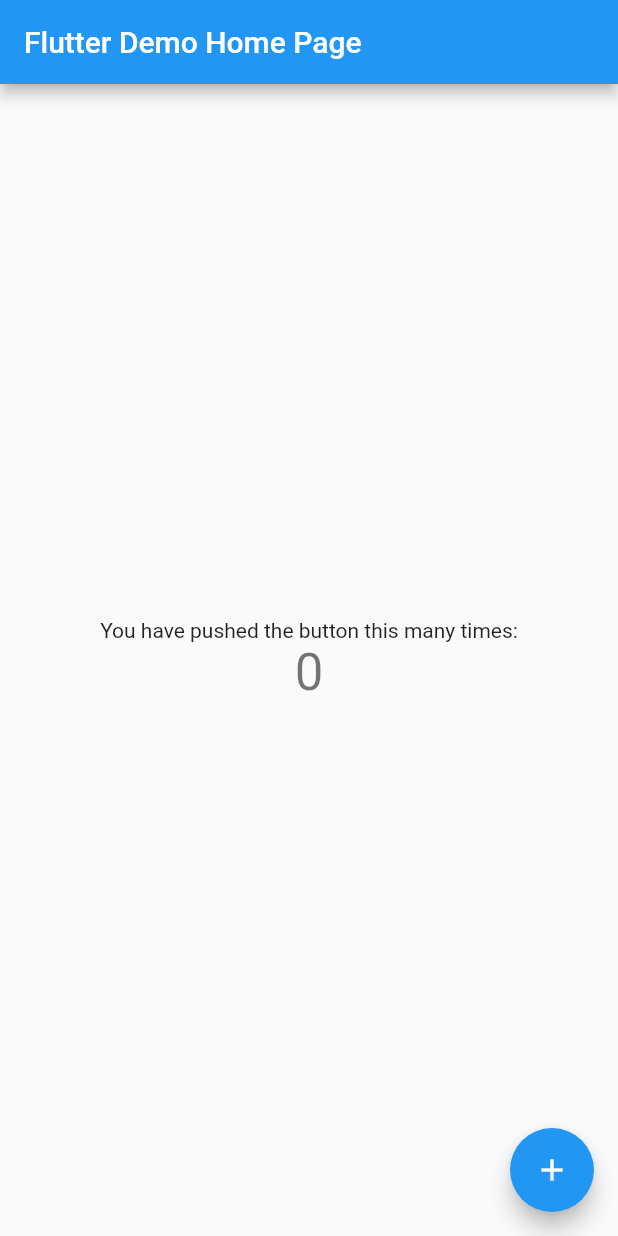
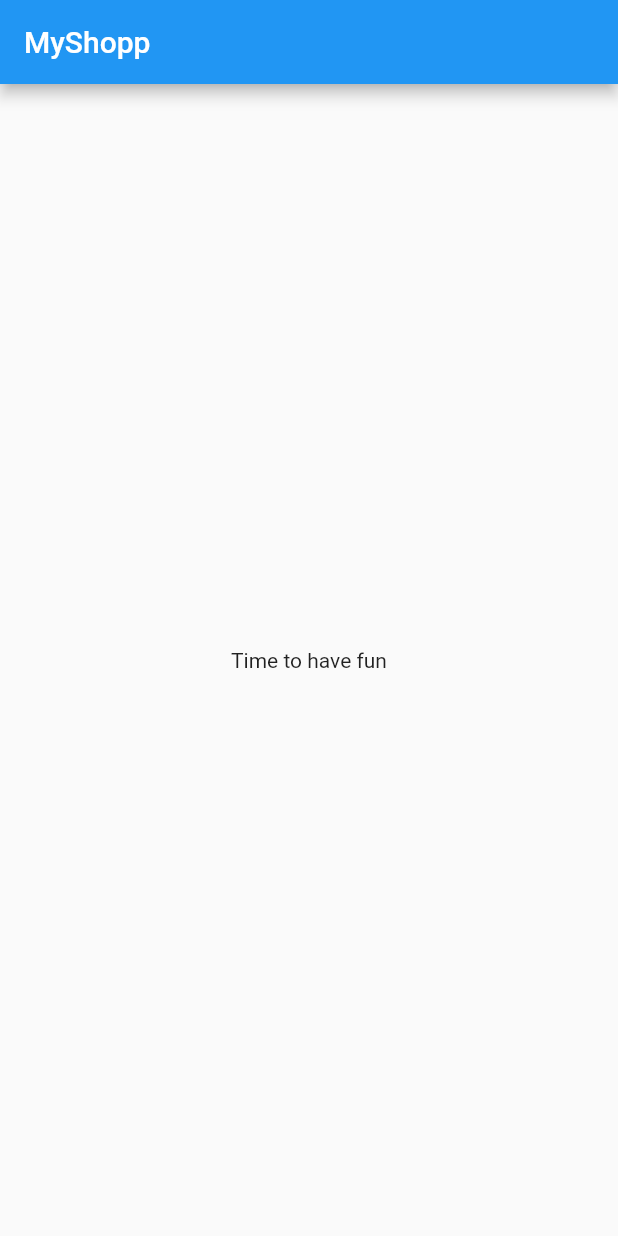
Before and after one commit to msakac/shop_app, a Flutter app: the screen it shows after launch, on a phone screen of 412 x 824 dp. Run offline on Flutter 3.47's test engine with Material 2 defaults, Android fonts, the phone set to English and light mode, and no system bars.

Commit message:
Creating main.dart

```diff
--- a/lib/main.dart
+++ b/lib/main.dart
@@ -1,115 +1,30 @@
 import 'package:flutter/material.dart';
 
-void main() {
-  runApp(const MyApp());
-}
+void main() => runApp(MyApp());
 
 class MyApp extends StatelessWidget {
-  const MyApp({Key? key}) : super(key: key);
-
-  // This widget is the root of your application.
   @override
   Widget build(BuildContext context) {
     return MaterialApp(
-      title: 'Flutter Demo',
+      title: 'MyShop',
       theme: ThemeData(
-        // This is the theme of your application.
-        //
-        // Try running your application with "flutter run". You'll see the
-        // application has a blue toolbar. Then, without quitting the app, try
-        // changing the primarySwatch below to Colors.green and then invoke
-        // "hot reload" (press "r" in the console where you ran "flutter run",
-        // or simply save your changes to "hot reload" in a Flutter IDE).
-        // Notice that the counter didn't reset back to zero; the application
-        // is not restarted.
         primarySwatch: Colors.blue,
       ),
-      home: const MyHomePage(title: 'Flutter Demo Home Page'),
+      home: MyHomePage(),
     );
   }
 }
 
-class MyHomePage extends StatefulWidget {
-  const MyHomePage({Key? key, required this.title}) : super(key: key);
-
-  // This widget is the home page of your application. It is stateful, meaning
-  // that it has a State object (defined below) that contains fields that affect
-  // how it looks.
-
-  // This class is the configuration for the state. It holds the values (in this
-  // case the title) provided by the parent (in this case the App widget) and
-  // used by the build method of the State. Fields in a Widget subclass are
-  // always marked "final".
-
-  final String title;
-
-  @override
-  State<MyHomePage> createState() => _MyHomePageState();
-}
-
-class _MyHomePageState extends State<MyHomePage> {
-  int _counter = 0;
-
-  void _incrementCounter() {
-    setState(() {
-      // This call to setState tells the Flutter framework that something has
-      // changed in this State, which causes it to rerun the build method below
-      // so that the display can reflect the updated values. If we changed
-      // _counter without calling setState(), then the build method would not be
-      // called again, and so nothing would appear to happen.
-      _counter++;
-    });
-  }
-
+class MyHomePage extends StatelessWidget {
   @override
   Widget build(BuildContext context) {
-    // This method is rerun every time setState is called, for instance as done
-    // by the _incrementCounter method above.
-    //
-    // The Flutter framework has been optimized to make rerunning build methods
-    // fast, so that you can just rebuild anything that needs updating rather
-    // than having to individually change instances of widgets.
     return Scaffold(
       appBar: AppBar(
-        // Here we take the value from the MyHomePage object that was created by
-        // the App.build method, and use it to set our appbar title.
-        title: Text(widget.title),
+        title: Text('MyShopp'),
       ),
       body: Center(
-        // Center is a layout widget. It takes a single child and positions it
-        // in the middle of the parent.
-        child: Column(
-          // Column is also a layout widget. It takes a list of children and
-          // arranges them vertically. By default, it sizes itself to fit its
-          // children horizontally, and tries to be as tall as its parent.
-          //
-          // Invoke "debug painting" (press "p" in the console, choose the
-          // "Toggle Debug Paint" action from the Flutter Inspector in Android
-          // Studio, or the "Toggle Debug Paint" command in Visual Studio Code)
-          // to see the wireframe for each widget.
-          //
-          // Column has various properties to control how it sizes itself and
-          // how it positions its children. Here we use mainAxisAlignment to
-          // center the children vertically; the main axis here is the vertical
-          // axis because Columns are vertical (the cross axis would be
-          // horizontal).
-          mainAxisAlignment: MainAxisAlignment.center,
-          children: <Widget>[
-            const Text(
-              'You have pushed the button this many times:',
-            ),
-            Text(
-              '$_counter',
-              style: Theme.of(context).textTheme.headline4,
-            ),
-          ],
-        ),
+        child:  Text('Time to have fun'),
       ),
-      floatingActionButton: FloatingActionButton(
-        onPressed: _incrementCounter,
-        tooltip: 'Increment',
-        child: const Icon(Icons.add),
-      ), // This trailing comma makes auto-formatting nicer for build methods.
     );
   }
 }
```
